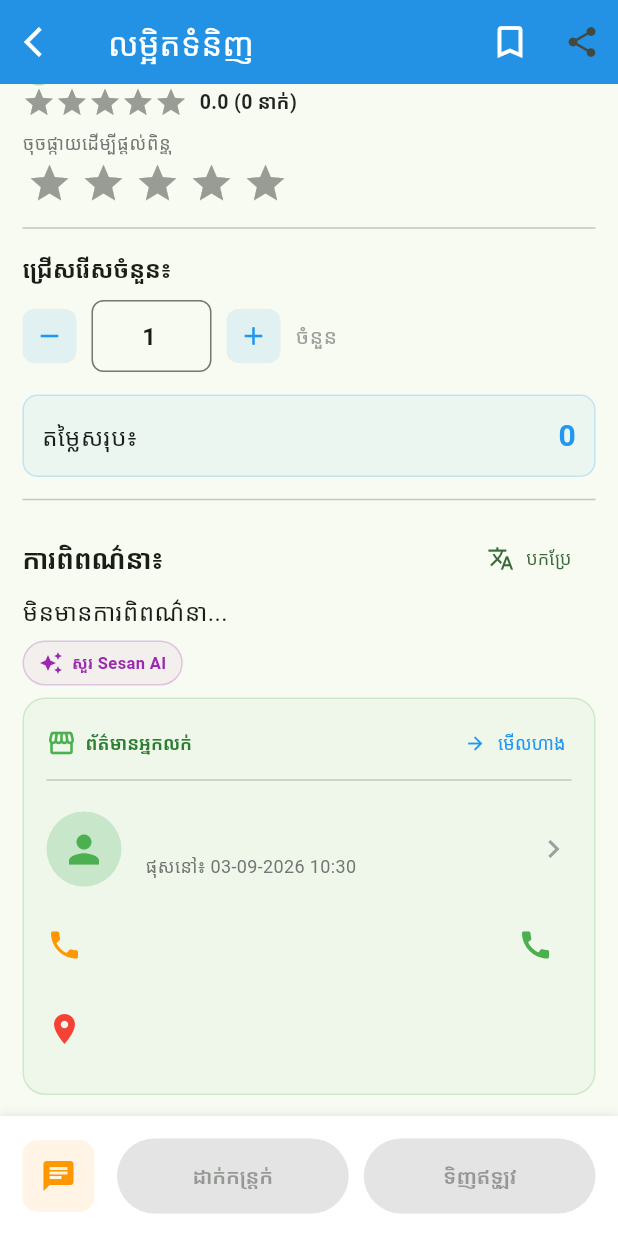
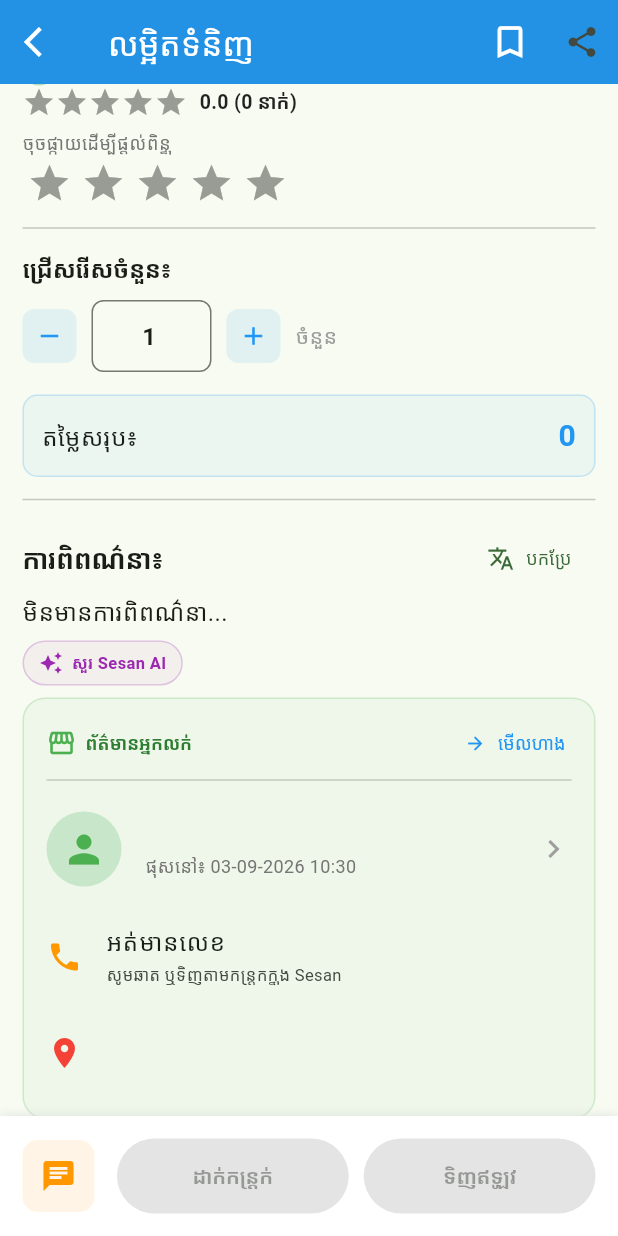
Before and after one commit to klartdean-stack/sesan_app_new, a Flutter app: the ProductDetailScreen screen opened directly with empty values, scrolled down 576 dp, on a phone screen of 412 x 824 dp. Run offline on Flutter 3.47's test engine with Material 3 defaults, Android fonts, the phone set to English and light mode, and no system bars; drawn by our look-alikes of flutter_rating_bar; our stand-ins replace app_links, audio_video_progress_bar, audioplayers, cached_network_image, cloud_firestore, cloud_functions and 24 more; missing offline and left inert: ai_barcode_scanner, gal, google_mlkit_barcode_scanning, mobile_scanner, record, video_compress; accounts and stored records are empty; generated files the repository leaves out were written again; Roboto replaces fonts that are missing (Siemreap).

```diff
--- a/lib/product_detail.dart
+++ b/lib/product_detail.dart
@@ -52,6 +52,13 @@ class ProductDetailScreen extends StatefulWidget {
 }
 
 class _ProductDetailScreenState extends State<ProductDetailScreen> {
+  String _maskSellerPhone(dynamic value) {
+    final phone = (value ?? '').toString().trim();
+    if (phone.isEmpty) return '';
+    final digits = phone.replaceAll(RegExp(r'\s+'), '');
+    if (digits.length <= 4) return '••••';
+    return '${digits.substring(0, digits.length - 4)}••••';
+  }
   int _currentPage = 0; // 🎯 បន្ថែមសម្រាប់រាប់លេខរូបភាព
   int _tempQty = 1; // 🎯 ប្តូរពី static មកជា variable ធម្មតាវិញ
   bool isSaved = false; // ស្ថានភាពដំបូង
@@ -2452,20 +2459,17 @@ Android: $androidPlayStoreLink
                                   color: Colors.orange,
                                 ),
                                 title: Text(
-                                  widget.product['phone1'] ?? l10n.noPhone,
-                                ),
-                                trailing: IconButton(
-                                  icon: const Icon(
-                                    Icons.call,
-                                    color: Colors.green,
+                                  _maskSellerPhone(widget.product['phone1']).isEmpty
+                                      ? l10n.noPhone
+                                      : _maskSellerPhone(widget.product['phone1']),
+                                ),
+                                subtitle: Text(
+                                  appText(
+                                    context,
+                                    km: 'សូមឆាត ឬទិញតាមកន្ត្រកក្នុង Sesan',
+                                    en: 'Chat or order through the Sesan cart',
                                   ),
-                                  onPressed: () async {
-                                    final url = Uri.parse(
-                                      "tel:${widget.product['phone1']}",
-                                    );
-                                    if (await canLaunchUrl(url))
-                                      await launchUrl(url);
-                                  },
+                                  style: const TextStyle(fontSize: 11, fontFamily: 'Siemreap'),
                                 ),
                               ),
                               if (widget.product['phone2'] != null &&
@@ -2479,20 +2483,7 @@ Android: $androidPlayStoreLink
                                     color: Colors.orange,
                                   ),
                                   title: Text(
-                                    widget.product['phone2'].toString(),
-                                  ),
-                                  trailing: IconButton(
-                                    icon: const Icon(
-                                      Icons.call,
-                                      color: Colors.green,
-                                    ),
-                                    onPressed: () async {
-                                      final url = Uri.parse(
-                                        "tel:${widget.product['phone2']}",
-                                      );
-                                      if (await canLaunchUrl(url))
-                                        await launchUrl(url);
-                                    },
+                                    _maskSellerPhone(widget.product['phone2']),
                                   ),
                                 ),
                               ListTile(
```
Also changed, not shown: lib/seller_profile_screen.dart (+30 -7 lines).
